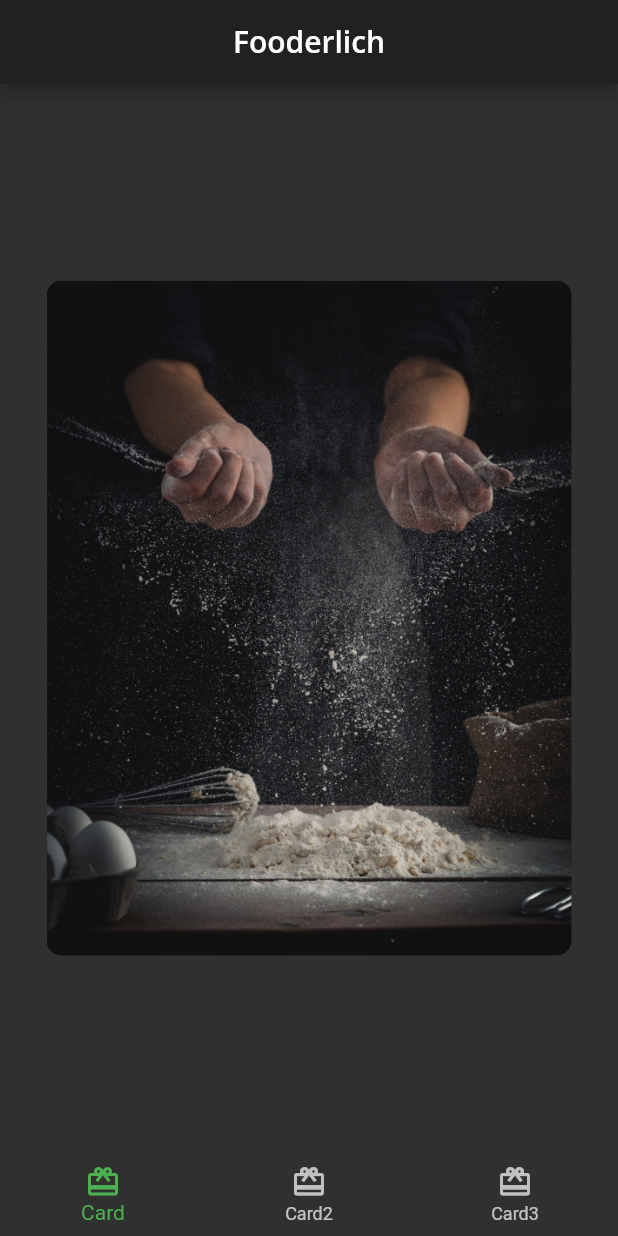
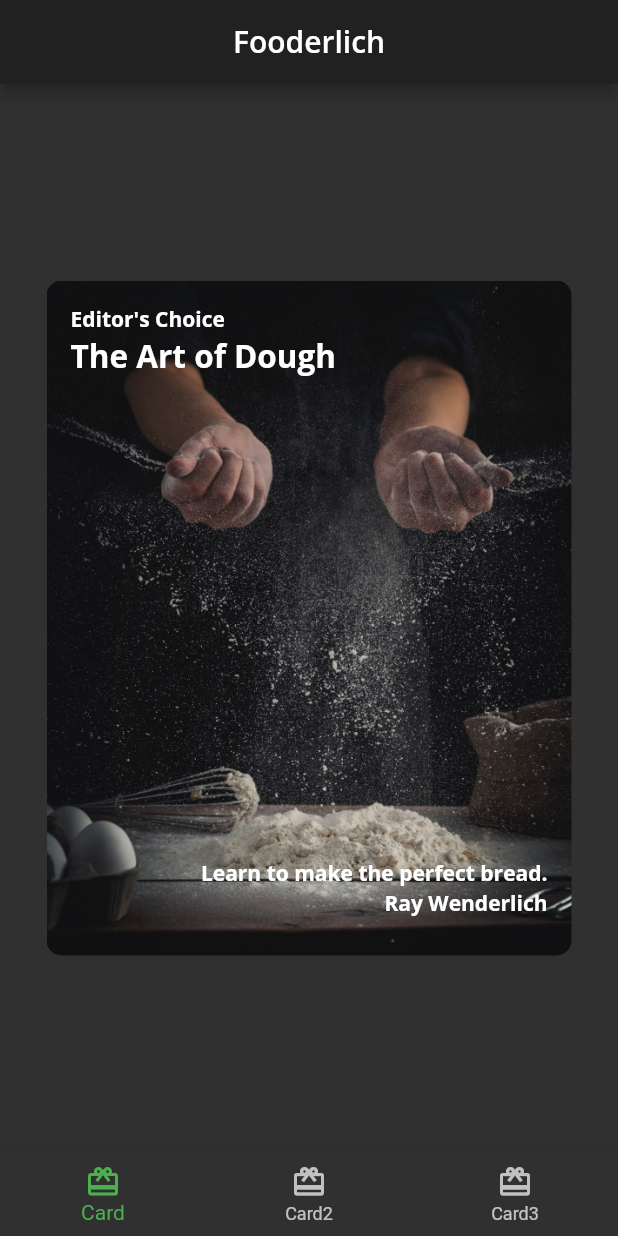
Before and after one commit to marianneleal/flutter-apprentice-03, a Flutter app: the screen it shows after launch, on a phone screen of 412 x 824 dp. Run offline on Flutter 3.47's test engine with Material 2 defaults, Android fonts, the phone set to English and light mode, and no system bars; our stand-ins replace google_fonts.

Commit message:
styled card1 with positioned widget

```diff
--- a/lib/card1.dart
+++ b/lib/card1.dart
@@ -1,4 +1,8 @@
+// ignore_for_file: lines_longer_than_80_chars
+
 import 'package:flutter/material.dart';
+import 'fooderlich_theme.dart';
+
 
 class Card1 extends StatelessWidget {
   const Card1({Key? key}) : super(key: key);
@@ -15,7 +19,43 @@ class Card1 extends StatelessWidget {
     return Center(
       // TODO: Card1 Decorate Container
       child: Container(
-      // TODO: Add a stack of text
+        child: Stack(
+          children: [
+            // 8
+            Text(
+              category,
+              style: FooderlichTheme.darkTextTheme.bodyText1,
+            ),
+            // 9
+            Positioned( // controls where you position the Text in he Stack
+              child: Text(
+                title,
+                style: FooderlichTheme.darkTextTheme.headline2,
+              ),
+              top: 20, // 20 pixels from the top
+            ),
+            // 10
+            Positioned(
+              child: Text(
+                description, // 30 pixels from the bottom, 0 to the right
+                style: FooderlichTheme.darkTextTheme.bodyText1,
+              ),
+              bottom: 30,
+              right: 0,
+            ),
+            // 11
+            Positioned(
+              child: Text(
+                chef,
+                style: FooderlichTheme.darkTextTheme.bodyText1,
+              ),
+              bottom: 10,
+              right: 0,
+            )
+          ],
+        ),
+
+
       // 1
       padding: const EdgeInsets.all(16), // padding of 16 on all sides of the box
       // 2
```
